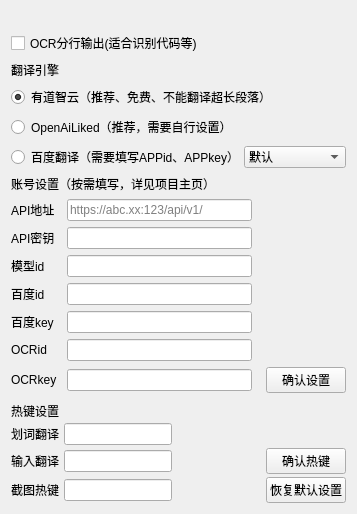
First picture: the form in ui/setting.ui, repository xunbu/lightrans, before the edit.
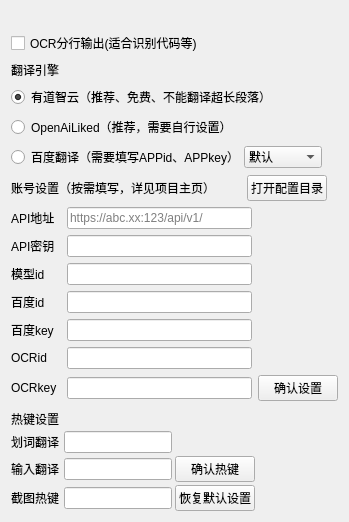
Second picture: the form after the edit.

Commit message: 修改配置文件所在目录

```diff
--- a/ui/setting.ui
+++ b/ui/setting.ui
@@ -6,14 +6,14 @@
    <rect>
     <x>0</x>
     <y>0</y>
-    <width>357</width>
-    <height>506</height>
+    <width>348</width>
+    <height>514</height>
    </rect>
   </property>
   <property name="windowTitle">
    <string>设置</string>
   </property>
-  <layout class="QVBoxLayout" name="verticalLayout_4">
+  <layout class="QVBoxLayout" name="verticalLayout">
    <item>
     <widget class="QLabel" name="label_5">
      <property name="sizePolicy">
@@ -85,7 +85,7 @@
       </widget>
      </item>
      <item>
-      <layout class="QHBoxLayout" name="horizontalLayout_8" stretch="0,0">
+      <layout class="QHBoxLayout" name="horizontalLayout_8" stretch="0,0,0">
        <property name="spacing">
         <number>0</number>
        </property>
@@ -111,7 +111,7 @@
           <bool>true</bool>
          </property>
          <property name="sizePolicy">
-          <sizepolicy hsizetype="Expanding" vsizetype="Fixed">
+          <sizepolicy hsizetype="Fixed" vsizetype="Fixed">
            <horstretch>0</horstretch>
            <verstretch>0</verstretch>
           </sizepolicy>
@@ -136,6 +136,19 @@
          </item>
         </widget>
        </item>
+       <item>
+        <spacer name="horizontalSpacer_11">
+         <property name="orientation">
+          <enum>Qt::Orientation::Horizontal</enum>
+         </property>
+         <property name="sizeHint" stdset="0">
+          <size>
+           <width>40</width>
+           <height>20</height>
+          </size>
+         </property>
+        </spacer>
+       </item>
       </layout>
      </item>
     </layout>
@@ -154,15 +167,67 @@
     </spacer>
    </item>
    <item>
-    <layout class="QVBoxLayout" name="verticalLayout">
+    <layout class="QHBoxLayout" name="horizontalLayout_12">
+     <property name="spacing">
+      <number>6</number>
+     </property>
      <item>
       <widget class="QLabel" name="label_10">
+       <property name="enabled">
+        <bool>true</bool>
+       </property>
+       <property name="sizePolicy">
+        <sizepolicy hsizetype="Minimum" vsizetype="Fixed">
+         <horstretch>0</horstretch>
+         <verstretch>0</verstretch>
+        </sizepolicy>
+       </property>
+       <property name="minimumSize">
+        <size>
+         <width>230</width>
+         <height>0</height>
+        </size>
+       </property>
+       <property name="maximumSize">
+        <size>
+         <width>230</width>
+         <height>16777215</height>
+        </size>
+       </property>
        <property name="text">
         <string>账号设置（按需填写，详见项目主页）</string>
        </property>
       </widget>
      </item>
      <item>
+      <widget class="QPushButton" name="pushButton_config">
+       <property name="sizePolicy">
+        <sizepolicy hsizetype="Fixed" vsizetype="Fixed">
+         <horstretch>0</horstretch>
+         <verstretch>0</verstretch>
+        </sizepolicy>
+       </property>
+       <property name="text">
+        <string>打开配置目录</string>
+       </property>
+      </widget>
+     </item>
+     <item>
+      <spacer name="horizontalSpacer_12">
+       <property name="orientation">
+        <enum>Qt::Orientation::Horizontal</enum>
+       </property>
+       <property name="sizeHint" stdset="0">
+        <size>
+         <width>40</width>
+         <height>20</height>
+        </size>
+       </property>
+      </spacer>
+     </item>
+    </layout>
+   </item>
+   <item>
       <layout class="QHBoxLayout" name="horizontalLayout_9">
        <item>
         <widget class="QLabel" name="label_12">
@@ -502,19 +567,6 @@
          </property>
         </widget>
        </item>
-       <item>
-        <spacer name="horizontalSpacer_7">
-         <property name="orientation">
-          <enum>Qt::Orientation::Horizontal</enum>
-         </property>
-         <property name="sizeHint" stdset="0">
-          <size>
-           <width>40</width>
-           <height>20</height>
-          </size>
-         </property>
-        </spacer>
-       </item>
        <item>
         <widget class="QPushButton" name="pushButton_3">
          <property name="text">
@@ -522,7 +574,18 @@
          </property>
         </widget>
        </item>
-      </layout>
+     <item>
+      <spacer name="horizontalSpacer_7">
+       <property name="orientation">
+        <enum>Qt::Orientation::Horizontal</enum>
+       </property>
+       <property name="sizeHint" stdset="0">
+        <size>
+         <width>40</width>
+         <height>20</height>
+        </size>
+       </property>
+      </spacer>
      </item>
     </layout>
    </item>
@@ -606,19 +669,6 @@
          </property>
         </widget>
        </item>
-       <item>
-        <spacer name="horizontalSpacer_2">
-         <property name="orientation">
-          <enum>Qt::Orientation::Horizontal</enum>
-         </property>
-         <property name="sizeHint" stdset="0">
-          <size>
-           <width>40</width>
-           <height>20</height>
-          </size>
-         </property>
-        </spacer>
-       </item>
        <item>
         <widget class="QPushButton" name="pushButton">
          <property name="text">
@@ -626,6 +676,19 @@
          </property>
         </widget>
        </item>
+       <item>
+        <spacer name="horizontalSpacer_2">
+         <property name="orientation">
+          <enum>Qt::Orientation::Horizontal</enum>
+         </property>
+         <property name="sizeHint" stdset="0">
+          <size>
+           <width>40</width>
+           <height>20</height>
+          </size>
+         </property>
+        </spacer>
+       </item>
       </layout>
      </item>
      <item>
@@ -653,19 +716,6 @@
          </property>
         </widget>
        </item>
-       <item>
-        <spacer name="horizontalSpacer_3">
-         <property name="orientation">
-          <enum>Qt::Orientation::Horizontal</enum>
-         </property>
-         <property name="sizeHint" stdset="0">
-          <size>
-           <width>40</width>
-           <height>20</height>
-          </size>
-         </property>
-        </spacer>
-       </item>
        <item>
         <widget class="QPushButton" name="pushButton_2">
          <property name="text">
@@ -673,6 +723,19 @@
          </property>
         </widget>
        </item>
+       <item>
+        <spacer name="horizontalSpacer_3">
+         <property name="orientation">
+          <enum>Qt::Orientation::Horizontal</enum>
+         </property>
+         <property name="sizeHint" stdset="0">
+          <size>
+           <width>40</width>
+           <height>20</height>
+          </size>
+         </property>
+        </spacer>
+       </item>
       </layout>
      </item>
     </layout>
```
Lines whose indentation alone changed are shown as unchanged. The commit also changes 7 other files.
